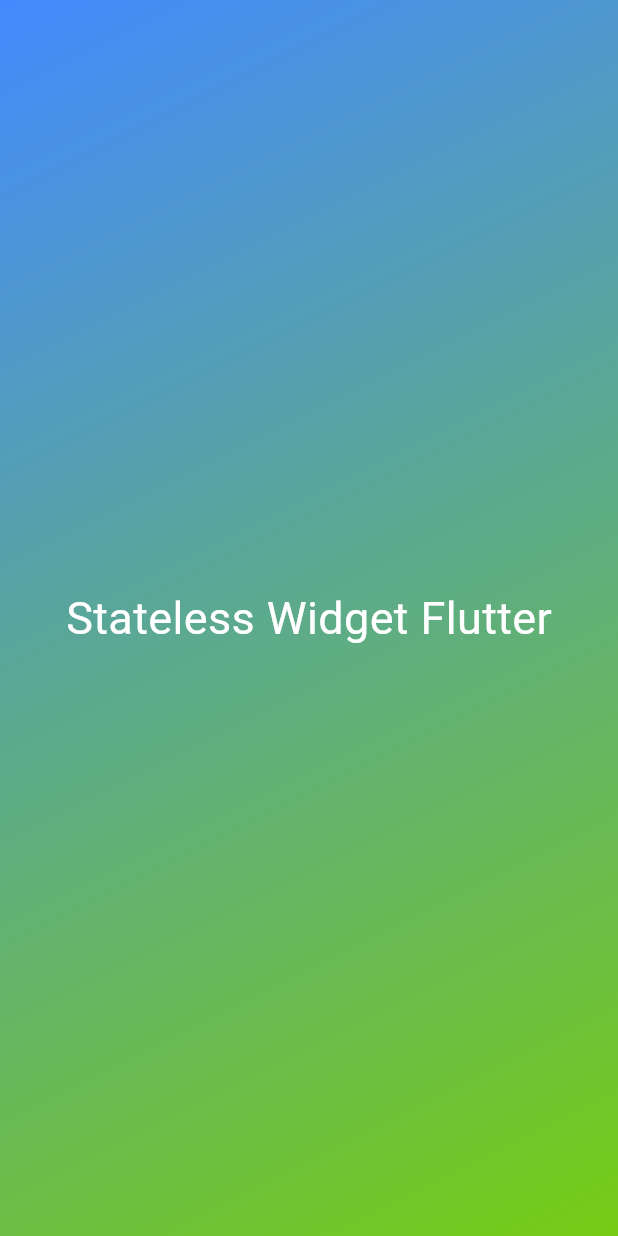
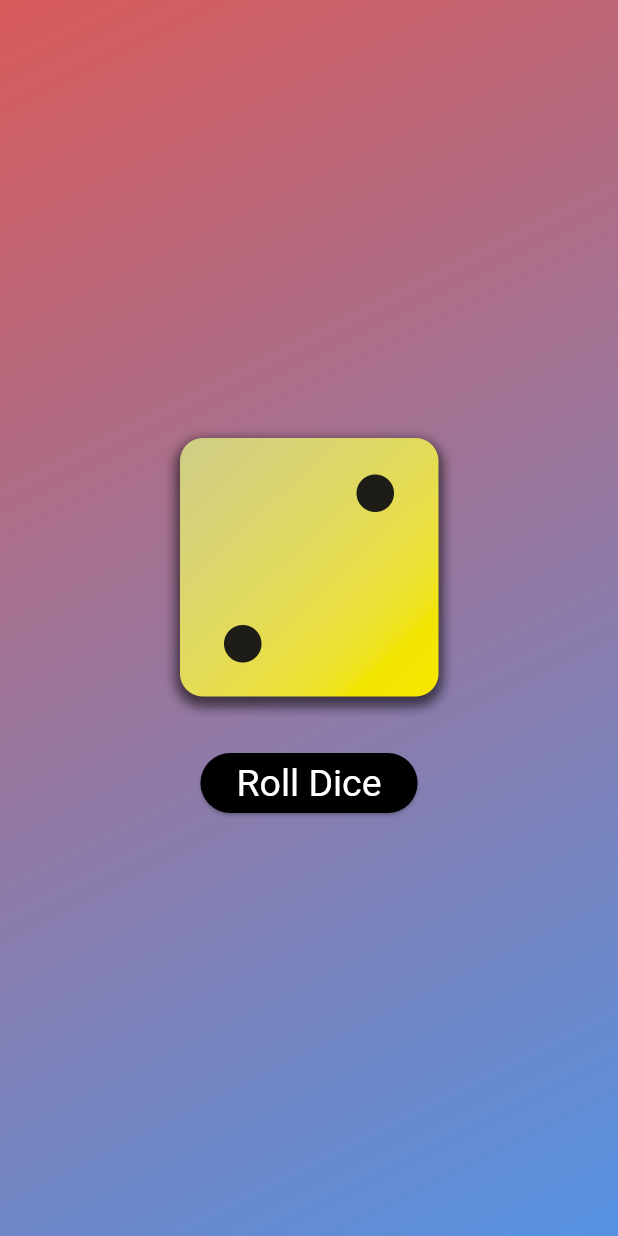
Before and after one commit to idrisazim/Roll_Dice, a Flutter app: the screen it shows after launch, on a phone screen of 412 x 824 dp. Run offline on Flutter 3.47's test engine with Material 3 defaults, Android fonts, the phone set to English and light mode, and no system bars.

```diff
--- a/lib/gradient_container.dart
+++ b/lib/gradient_container.dart
@@ -4,23 +4,52 @@ import 'package:flutter_ogreniyorum/text_style.dart';
 var startAlignment = Alignment.topLeft;
 var endAlignment = Alignment.bottomRight;
 
+class GradientContainer extends StatelessWidget {
+  GradientContainer(this.color1, this.color2, {super.key});
 
-class GradientContainer extends StatelessWidget {
-  const GradientContainer({super.key});
+  var color1;
+  var color2;
+
+  var activeDice = 'assets/images/dice-2.png';
+
+  void rollDice() {
+    activeDice = 'assets/images/dice-4.png';
+    print('changing image');
+  }
 
   @override
   Widget build(context) {
     return Container(
       decoration: BoxDecoration(
         gradient: LinearGradient(
-          colors: const [Colors.blueAccent, Color.fromARGB(255, 118, 204, 20)],
+          colors: [color1, color2],
           begin: startAlignment,
           end: endAlignment,
         ),
       ),
-      child:  Center(
-        child: StyledText('Stateless Widget Flutter'),
-      ),
+      child: Center(
+          child: Column(
+        mainAxisSize: MainAxisSize.min,
+        children: [
+          Image.asset(
+            'assets/images/dice-2.png',
+            width: 200,
+          ),
+          const SizedBox(
+            height: 20,
+          ),
+          ElevatedButton(
+            onPressed: rollDice,
+            style: ElevatedButton.styleFrom(
+                backgroundColor: Colors.black,
+                foregroundColor: Colors.white,
+                textStyle: const TextStyle(
+                  fontSize: 25,
+                )),
+            child: const Text('Roll Dice'),
+          )
+        ],
+      )),
     );
   }
 }
--- a/lib/main.dart
+++ b/lib/main.dart
@@ -3,9 +3,10 @@ import 'package:flutter_ogreniyorum/gradient_container.dart';
 
 void main() {
   runApp(
-    const MaterialApp(
+    MaterialApp(
       home: Scaffold(
-        body: GradientContainer(),
+        body: GradientContainer(const Color.fromARGB(255, 217, 91, 91),
+           const Color.fromARGB(255, 85, 146, 226)),
       ),
     ),
   );
```
Also changed, not shown: pubspec.yaml (+8 -4 lines), assets/images/dice-1.png (added), assets/images/dice-2.png (added), assets/images/dice-3.png (added), assets/images/dice-4.png (added), assets/images/dice-5.png (added), assets/images/dice-6.png (added).
